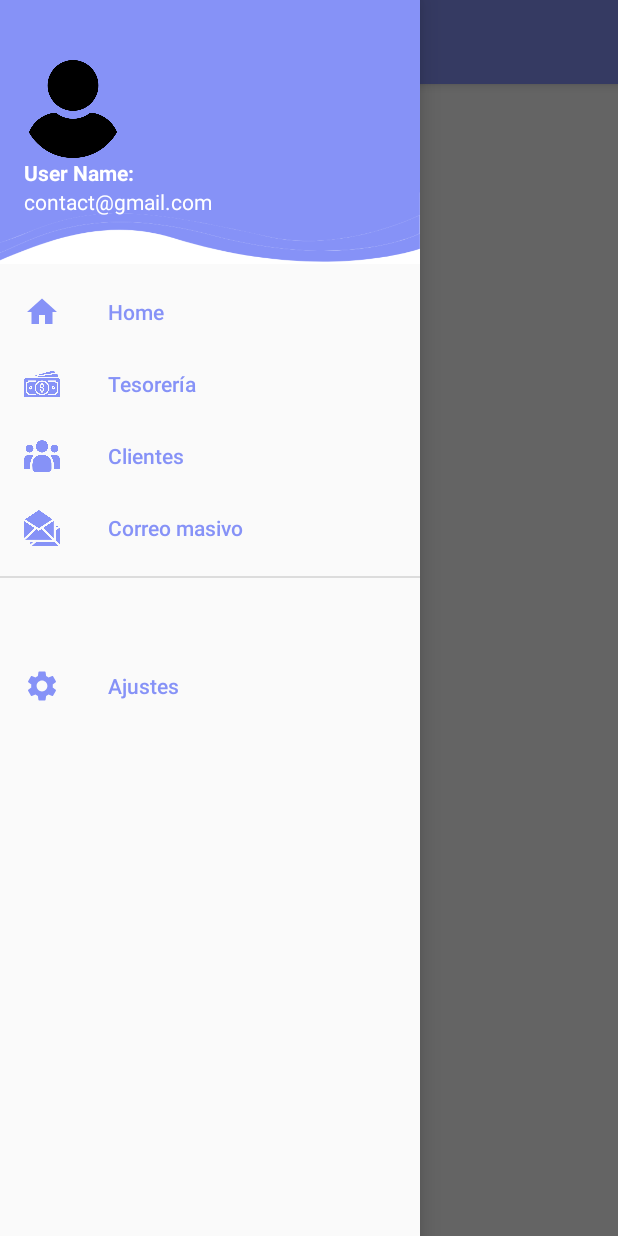
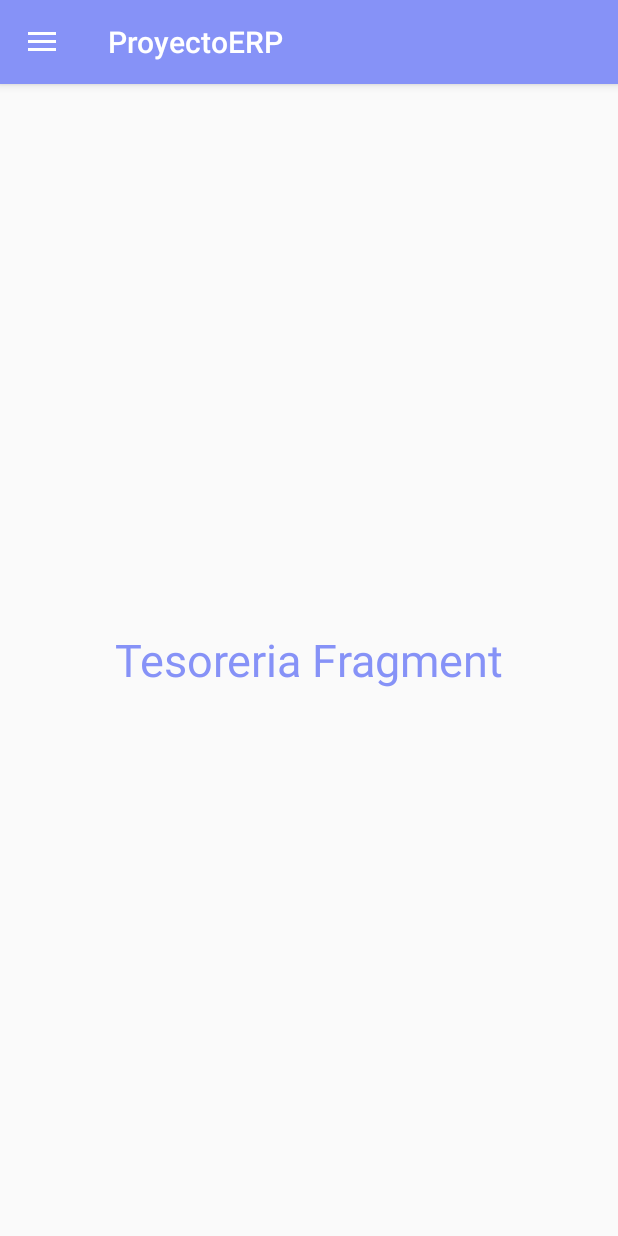
Before and after one commit to Xandre18/Proyectos, an Android app: the MainActivity screen opened directly, with no data from a screen before it, in the side drawer, after a tap on "Tesorería", on a phone screen of 412 x 824 dp. Run offline under Robolectric (Android 15) with nearby library versions, the phone set to English and light mode, and no system bars; 2 statements that could not run were skipped.

Commit message:
Funciona el navigationMenu

```diff
--- a/ProyectoERP/app/src/main/java/com/example/proyectoerp/MainActivity.java
+++ b/ProyectoERP/app/src/main/java/com/example/proyectoerp/MainActivity.java
@@ -1,23 +1,63 @@
 package com.example.proyectoerp;
 
+import androidx.annotation.NonNull;
+import androidx.appcompat.app.ActionBarDrawerToggle;
 import androidx.appcompat.app.AppCompatActivity;
+import androidx.appcompat.widget.Toolbar;
+import androidx.core.view.GravityCompat;
+import androidx.drawerlayout.widget.DrawerLayout;
 
 import android.os.Bundle;
-import android.widget.TextView;
+import android.view.MenuItem;
 
-public class MainActivity extends AppCompatActivity {
-    TextView tv;
+import com.google.android.material.navigation.NavigationView;
+
+public class MainActivity extends AppCompatActivity implements NavigationView.OnNavigationItemSelectedListener {
+    private DrawerLayout drawerLayout;
     @Override
     protected void onCreate(Bundle savedInstanceState) {
         super.onCreate(savedInstanceState);
         setContentView(R.layout.activity_main);
-        tv = findViewById(R.id.textView);
+
+        Toolbar toolbar = findViewById(R.id.toolbar); //Ignore red line errors
+        setSupportActionBar(toolbar);
+
+        drawerLayout = findViewById(R.id.drawer_layout);
+        NavigationView navigationView = findViewById(R.id.nav_view);
+        navigationView.setNavigationItemSelectedListener(this);
+
+        ActionBarDrawerToggle toggle = new ActionBarDrawerToggle(this, drawerLayout,toolbar,R.string.open_nav,R.string.close_nav);
+        drawerLayout.addDrawerListener(toggle);
+        toggle.syncState();
+
+
+
         Bundle b = getIntent().getExtras();
+        if(b.getBoolean("isAdmin")){
 
-        if(b.getBoolean("isAdmin")){
-            tv.setText("Admin");
         }else{
-            tv.setText("User");
+
         }
     }
+
+    public boolean onNavigationItemSelected(@NonNull MenuItem item) {
+        switch (item.getItemId()){
+            case R.id.nav_home:
+                getSupportFragmentManager().beginTransaction().replace(R.id.fragment_container, new HomeFragment()).commit();
+                break;
+            case R.id.nav_tesoreria:
+                getSupportFragmentManager().beginTransaction().replace(R.id.fragment_container, new TesoreriaFragment()).commit();
+                break;
+            case R.id.nav_clientes:
+                getSupportFragmentManager().beginTransaction().replace(R.id.fragment_container, new ClientesFragment()).commit();
+                break;
+            case R.id.nav_proveedores:
+                getSupportFragmentManager().beginTransaction().replace(R.id.fragment_container,new ProveedoresFragment()).commit();
+                break;
+            case R.id.nav_correo:
+                getSupportFragmentManager().beginTransaction().replace(R.id.fragment_container, new CorreoFragment()).commit();
+        }
+        drawerLayout.closeDrawer(GravityCompat.START);
+        return true;
+    }
 }
--- a/ProyectoERP/app/src/main/res/layout/activity_main.xml
+++ b/ProyectoERP/app/src/main/res/layout/activity_main.xml
@@ -34,7 +34,7 @@
         android:layout_gravity="start"
         app:headerLayout="@layout/nav_header"
         app:menu="@menu/nav_menu"
-        app:itemIconTint="@color/lavender"
+        app:itemIconTint="@color/black"
         app:itemTextColor="@color/lavender"/>
 
 </androidx.drawerlayout.widget.DrawerLayout>
--- a/ProyectoERP/app/src/main/res/menu/nav_menu.xml
+++ b/ProyectoERP/app/src/main/res/menu/nav_menu.xml
@@ -18,6 +18,10 @@
             android:title="Clientes"/>
         <item
             android:id="@+id/nav_proveedores"
+            android:icon="@drawable/proveedor"
+            android:title="Proveedores"/>
+        <item
+            android:id="@+id/nav_correo"
             android:icon="@drawable/sobres"
             android:title="Correo masivo"/>
 
```
Also changed, not shown: ProyectoERP/app/src/main/res/drawable/proveedor.png.
